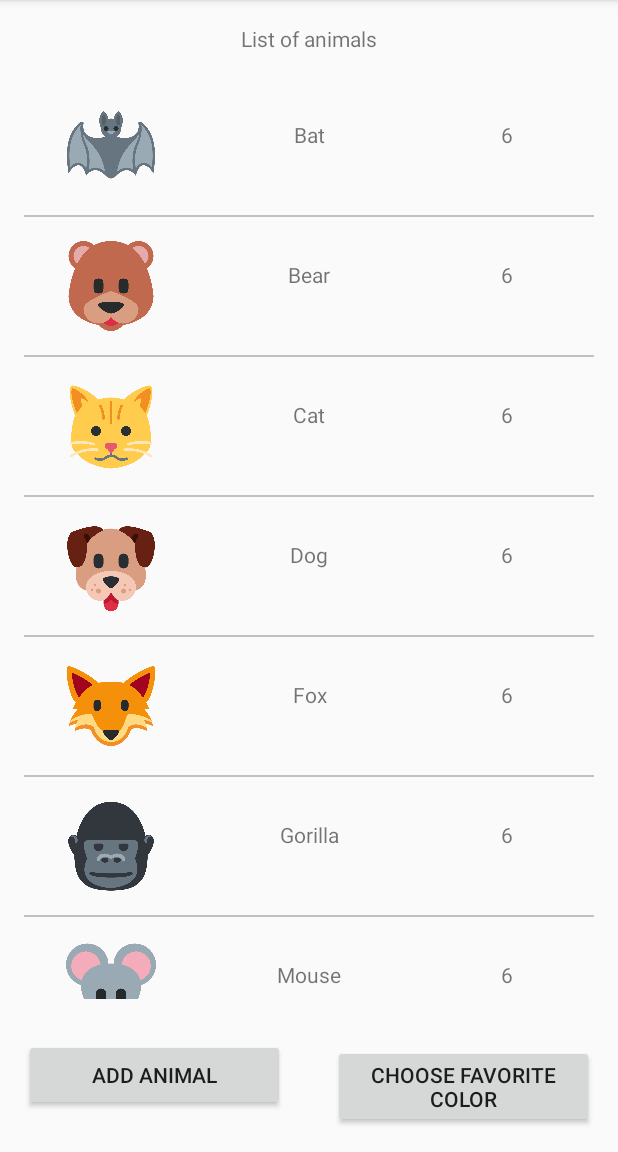
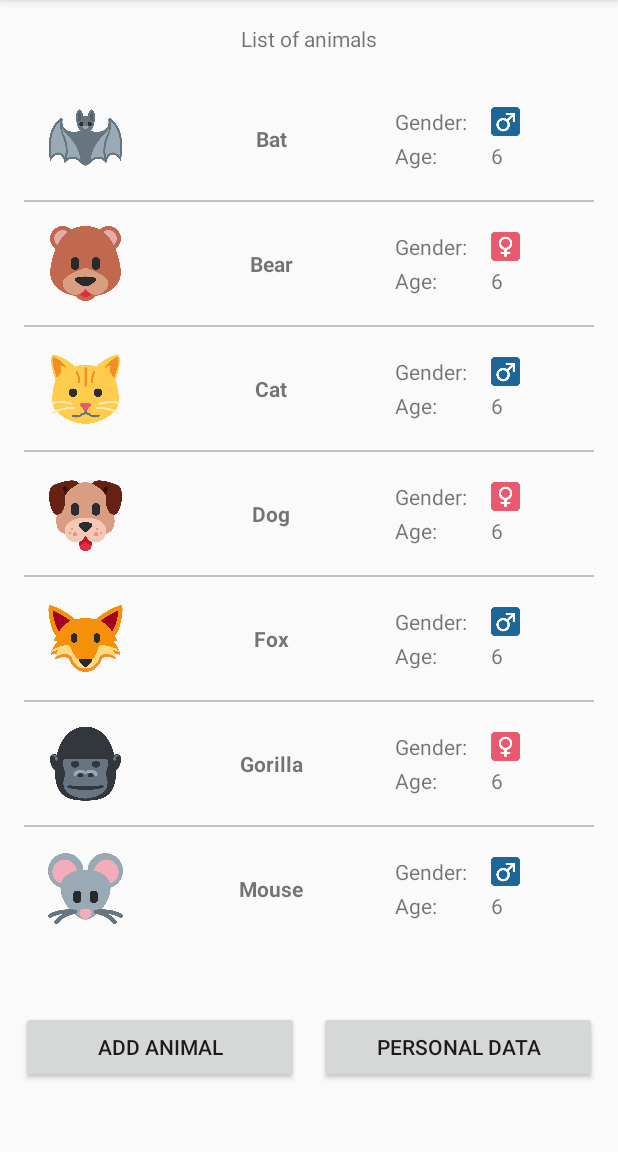
Before and after one commit to StippeJ/dhbw-ma-aufgabe3, an Android app: the screen it shows after launch (MainActivity), on a phone screen of 412 x 824 dp, the part 84-1236 px from its top. Run offline under Robolectric (Android 15) with nearby library versions, the phone set to English and light mode, and no system bars.

Commit message:
feat: Added property to Animal-class and adjusted RecyclerView-layout

```diff
--- a/app/src/main/java/com/example/stippejan/aufgabe3/Animal.java
+++ b/app/src/main/java/com/example/stippejan/aufgabe3/Animal.java
@@ -2,11 +2,13 @@ package com.example.stippejan.aufgabe3;
 
 public class Animal {
     int speciesStringId;
+    int genderDrawableId;
     int drawableId;
     int age;
 
-    public Animal(int speciesStringId, int drawableId, int age) {
+    public Animal(int speciesStringId, int genderDrawableId, int drawableId, int age) {
         this.speciesStringId = speciesStringId;
+        this.genderDrawableId = genderDrawableId;
         this.drawableId = drawableId;
         this.age = age;
     }
@@ -17,6 +19,14 @@ public class Animal {
 
     public void setSpeciesStringId(int speciesStringId) {
         this.speciesStringId = speciesStringId;
+    }
+
+    public int getGenderDrawableId() {
+        return genderDrawableId;
+    }
+
+    public void setGenderDrawableId(int genderDrawableId) {
+        this.genderDrawableId = genderDrawableId;
     }
 
     public int getDrawableId() {
--- a/app/src/main/java/com/example/stippejan/aufgabe3/AnimalAdapter.java
+++ b/app/src/main/java/com/example/stippejan/aufgabe3/AnimalAdapter.java
@@ -13,7 +13,7 @@ import java.util.ArrayList;
 
 public class AnimalAdapter extends RecyclerView.Adapter<AnimalAdapter.AnimalViewHolder> {
 
-    public ArrayList<Animal> animalList = new ArrayList<>();
+    public ArrayList<Animal> animalList;
 
     public AnimalAdapter(ArrayList<Animal> animalList) {
         this.animalList = animalList;
@@ -23,8 +23,7 @@ public class AnimalAdapter extends RecyclerView.Adapter<AnimalAdapter.AnimalView
     @Override
     public AnimalAdapter.AnimalViewHolder onCreateViewHolder(@NonNull ViewGroup parent, int viewType) {
         View v = LayoutInflater.from(parent.getContext()).inflate(R.layout.item_animal, parent, false);
-        AnimalViewHolder vh = new AnimalViewHolder(v);
-        return vh;
+        return new AnimalViewHolder(v);
     }
 
     @Override
@@ -32,6 +31,7 @@ public class AnimalAdapter extends RecyclerView.Adapter<AnimalAdapter.AnimalView
         Animal a = animalList.get(position);
         holder.picture.setImageResource(a.getDrawableId());
         holder.species.setText(a.getSpeciesStringId());
+        holder.gender.setImageResource(a.getGenderDrawableId());
         holder.age.setText(Integer.toString(a.getAge()));
     }
 
@@ -44,14 +44,16 @@ public class AnimalAdapter extends RecyclerView.Adapter<AnimalAdapter.AnimalView
 
         ImageView picture;
         TextView species;
+        ImageView gender;
         TextView age;
 
         public AnimalViewHolder(@NonNull View itemView) {
             super(itemView);
 
-            picture = (ImageView) itemView.findViewById(R.id.a_drawable);
-            species = (TextView) itemView.findViewById(R.id.a_species);
-            age = (TextView) itemView.findViewById(R.id.a_age);
+            picture = itemView.findViewById(R.id.a_drawable);
+            species = itemView.findViewById(R.id.a_species);
+            gender = itemView.findViewById(R.id.a_gender);
+            age = itemView.findViewById(R.id.a_age);
         }
     }
 }
--- a/app/src/main/java/com/example/stippejan/aufgabe3/MainActivity.java
+++ b/app/src/main/java/com/example/stippejan/aufgabe3/MainActivity.java
@@ -16,19 +16,19 @@ public class MainActivity extends AppCompatActivity {
     public ArrayList<Animal> animalList = new ArrayList<>();
 
     public void loadAnimals() {
-        animalList.add(new Animal(R.string.bat, R.drawable.bat, new Random().nextInt(8) + 1));
-        animalList.add(new Animal(R.string.bear, R.drawable.bear, new Random().nextInt(8) + 1));
-        animalList.add(new Animal(R.string.cat, R.drawable.cat, new Random().nextInt(8) + 1));
-        animalList.add(new Animal(R.string.dog, R.drawable.dog, new Random().nextInt(8) + 1));
-        animalList.add(new Animal(R.string.fox, R.drawable.fox, new Random().nextInt(8) + 1));
-        animalList.add(new Animal(R.string.gorilla, R.drawable.gorilla, new Random().nextInt(8) + 1));
-        animalList.add(new Animal(R.string.mouse, R.drawable.mouse, new Random().nextInt(8) + 1));
-        animalList.add(new Animal(R.string.panda, R.drawable.panda, new Random().nextInt(8) + 1));
-        animalList.add(new Animal(R.string.pig, R.drawable.pig, new Random().nextInt(8) + 1));
-        animalList.add(new Animal(R.string.rabbit, R.drawable.rabbit, new Random().nextInt(8) + 1));
-        animalList.add(new Animal(R.string.squirrel, R.drawable.squirrel, new Random().nextInt(8) + 1));
-        animalList.add(new Animal(R.string.tiger, R.drawable.tiger, new Random().nextInt(8) + 1));
-        animalList.add(new Animal(R.string.wolf, R.drawable.wolf, new Random().nextInt(8) + 1));
+        animalList.add(new Animal(R.string.bat, R.drawable.male, R.drawable.bat, new Random().nextInt(8) + 1));
+        animalList.add(new Animal(R.string.bear, R.drawable.female, R.drawable.bear, new Random().nextInt(8) + 1));
+        animalList.add(new Animal(R.string.cat, R.drawable.male, R.drawable.cat, new Random().nextInt(8) + 1));
+        animalList.add(new Animal(R.string.dog, R.drawable.female, R.drawable.dog, new Random().nextInt(8) + 1));
+        animalList.add(new Animal(R.string.fox, R.drawable.male, R.drawable.fox, new Random().nextInt(8) + 1));
+        animalList.add(new Animal(R.string.gorilla, R.drawable.female, R.drawable.gorilla, new Random().nextInt(8) + 1));
+        animalList.add(new Animal(R.string.mouse, R.drawable.male, R.drawable.mouse, new Random().nextInt(8) + 1));
+        animalList.add(new Animal(R.string.panda, R.drawable.female, R.drawable.panda, new Random().nextInt(8) + 1));
+        animalList.add(new Animal(R.string.pig, R.drawable.male, R.drawable.pig, new Random().nextInt(8) + 1));
+        animalList.add(new Animal(R.string.rabbit, R.drawable.female, R.drawable.rabbit, new Random().nextInt(8) + 1));
+        animalList.add(new Animal(R.string.squirrel, R.drawable.male, R.drawable.squirrel, new Random().nextInt(8) + 1));
+        animalList.add(new Animal(R.string.tiger, R.drawable.female, R.drawable.tiger, new Random().nextInt(8) + 1));
+        animalList.add(new Animal(R.string.wolf, R.drawable.male, R.drawable.wolf, new Random().nextInt(8) + 1));
     }
 
     @Override
@@ -50,7 +50,7 @@ public class MainActivity extends AppCompatActivity {
 
         Button addAnimalButton = findViewById(R.id.button_add_animal);
         addAnimalButton.setOnClickListener((v) -> {
-            Animal unicorn = new Animal(R.string.unicorn, R.drawable.unicorn, new Random().nextInt(8) + 1);
+            Animal unicorn = new Animal(R.string.unicorn, R.drawable.female, R.drawable.unicorn, new Random().nextInt(8) + 1);
             animalList.add(unicorn);
             int position = animalList.indexOf(unicorn);
             animalAdapter.notifyItemInserted(position);
--- a/app/src/main/res/layout/activity_main.xml
+++ b/app/src/main/res/layout/activity_main.xml
@@ -20,7 +20,7 @@
         android:id="@+id/recycler_view"
         android:layout_width="match_parent"
         android:layout_height="0dp"
-        app:layout_constraintHeight_percent="0.8"
+        app:layout_constraintHeight_percent="0.75"
         android:layout_marginTop="16dp"
         android:layout_marginBottom="16dp"
         app:layout_constraintTop_toBottomOf="@+id/heading"
@@ -31,25 +31,23 @@
     <Button
         android:id="@+id/button_add_animal"
         android:layout_width="0dp"
+        app:layout_constraintWidth_percent="0.45"
         android:layout_height="wrap_content"
         android:text="@string/add_animal"
-        android:layout_margin="16dp"
         app:layout_constraintTop_toBottomOf="@+id/recycler_view"
         app:layout_constraintStart_toStartOf="parent"
         app:layout_constraintEnd_toStartOf="@+id/button_navigate"
-        app:layout_constraintBottom_toBottomOf="parent"
-        app:layout_constraintHorizontal_bias="0.5" />
+        app:layout_constraintBottom_toBottomOf="parent" />
 
     <Button
         android:id="@+id/button_navigate"
         android:layout_width="0dp"
+        app:layout_constraintWidth_percent="0.45"
         android:layout_height="wrap_content"
-        android:gravity="center_horizontal"
-        android:text="@string/choose_color"
-        android:layout_margin="16dp"
-        app:layout_constraintBaseline_toBaselineOf="@+id/button_add_animal"
+        android:text="@string/personal_data"
+        app:layout_constraintTop_toBottomOf="@+id/recycler_view"
         app:layout_constraintStart_toEndOf="@+id/button_add_animal"
         app:layout_constraintEnd_toEndOf="parent"
-        app:layout_constraintHorizontal_bias="0.5" />
+        app:layout_constraintBottom_toBottomOf="parent" />
 
 </androidx.constraintlayout.widget.ConstraintLayout>
--- a/app/src/main/res/layout/item_animal.xml
+++ b/app/src/main/res/layout/item_animal.xml
@@ -7,8 +7,12 @@
     <ImageView
         android:id="@+id/a_drawable"
         android:layout_width="0dp"
-        android:layout_height="60dp"
-        android:layout_margin="16dp"
+        android:layout_height="50dp"
+        app:layout_constraintDimensionRatio="1:1"
+        android:layout_marginTop="16dp"
+        android:layout_marginStart="32dp"
+        android:layout_marginEnd="32dp"
+        android:layout_marginBottom="16dp"
         app:layout_constraintTop_toTopOf="parent"
         app:layout_constraintStart_toStartOf="parent"
         app:layout_constraintEnd_toStartOf="@+id/a_species"
@@ -18,23 +22,72 @@
         android:id="@+id/a_species"
         android:layout_width="0dp"
         android:layout_height="wrap_content"
+        android:layout_marginStart="16dp"
+        android:layout_marginEnd="16dp"
+        android:maxLines="1"
+        android:ellipsize="end"
         android:gravity="center"
-        app:layout_constraintEnd_toStartOf="@+id/a_age"
+        app:layout_constraintEnd_toStartOf="@+id/guideline_titles"
         app:layout_constraintStart_toEndOf="@+id/a_drawable"
-        app:layout_constraintTop_toTopOf="parent"
-        app:layout_constraintBottom_toBottomOf="@+id/a_drawable" />
+        app:layout_constraintTop_toTopOf="@id/a_drawable"
+        app:layout_constraintBottom_toBottomOf="@+id/a_drawable"
+        android:textStyle="bold" />
+
+    <androidx.constraintlayout.widget.Guideline
+        android:id="@+id/guideline_titles"
+        android:layout_width="wrap_content"
+        android:layout_height="wrap_content"
+        app:layout_constraintGuide_percent="0.6"
+        android:orientation="vertical" />
+
+    <TextView
+        android:id="@+id/a_gender_title"
+        android:layout_width="0dp"
+        android:layout_height="wrap_content"
+        android:layout_marginStart="16dp"
+        android:layout_marginEnd="16dp"
+        android:maxLines="1"
+        android:ellipsize="end"
+        app:layout_constraintTop_toTopOf="@id/a_drawable"
+        app:layout_constraintStart_toEndOf="@+id/guideline_titles"
+        app:layout_constraintBottom_toTopOf="@+id/a_age_title"
+        android:text="@string/gender_title" />
+
+    <TextView
+        android:id="@+id/a_age_title"
+        android:layout_width="0dp"
+        android:layout_height="wrap_content"
+        android:layout_marginStart="16dp"
+        android:layout_marginEnd="16dp"
+        android:maxLines="1"
+        android:ellipsize="end"
+        app:layout_constraintTop_toBottomOf="@+id/a_gender_title"
+        app:layout_constraintStart_toEndOf="@+id/guideline_titles"
+        app:layout_constraintEnd_toEndOf="@+id/a_gender_title"
+        app:layout_constraintBottom_toBottomOf="@id/a_drawable"
+        android:text="@string/age_title" />
+
+    <ImageView
+        android:id="@+id/a_gender"
+        android:layout_width="0dp"
+        android:layout_height="0dp"
+        app:layout_constraintDimensionRatio="1:1"
+        android:layout_marginStart="16dp"
+        android:layout_marginEnd="16dp"
+        app:layout_constraintTop_toTopOf="@+id/a_gender_title"
+        app:layout_constraintStart_toEndOf="@+id/a_gender_title"
+        app:layout_constraintBottom_toBottomOf="@+id/a_gender_title"
+        android:contentDescription="@string/animal_gender" />
 
     <TextView
         android:id="@+id/a_age"
         android:layout_width="0dp"
         android:layout_height="wrap_content"
-        android:gravity="center"
         android:layout_marginStart="16dp"
         android:layout_marginEnd="16dp"
-        app:layout_constraintTop_toTopOf="parent"
-        app:layout_constraintStart_toEndOf="@+id/a_species"
-        app:layout_constraintEnd_toEndOf="parent"
-        app:layout_constraintBottom_toBottomOf="@+id/a_drawable" />
+        app:layout_constraintTop_toTopOf="@+id/a_age_title"
+        app:layout_constraintStart_toEndOf="@+id/a_gender_title"
+        app:layout_constraintBottom_toBottomOf="@+id/a_age_title" />
 
     <View
         android:layout_width="0dp"
--- a/app/src/main/res/values/strings.xml
+++ b/app/src/main/res/values/strings.xml
@@ -2,8 +2,11 @@
     <string name="app_name">Assignment 3</string>
     <string name="animal_list">List of animals</string>
     <string name="add_animal">Add animal</string>
-    <string name="choose_color">Choose favorite color</string>
+    <string name="personal_data">Personal data</string>
     <string name="animal_picture">Picture of an animal</string>
+    <string name="animal_gender">Picture shows the gender of the animal</string>
+    <string name="age_title">Age:</string>
+    <string name="gender_title">Gender:</string>
     <string name="bat">Bat</string>
     <string name="bear">Bear</string>
     <string name="cat">Cat</string>
```
Also changed, not shown: app/src/main/res/drawable/female.png (added), app/src/main/res/drawable/male.png (added), 1 other file.
